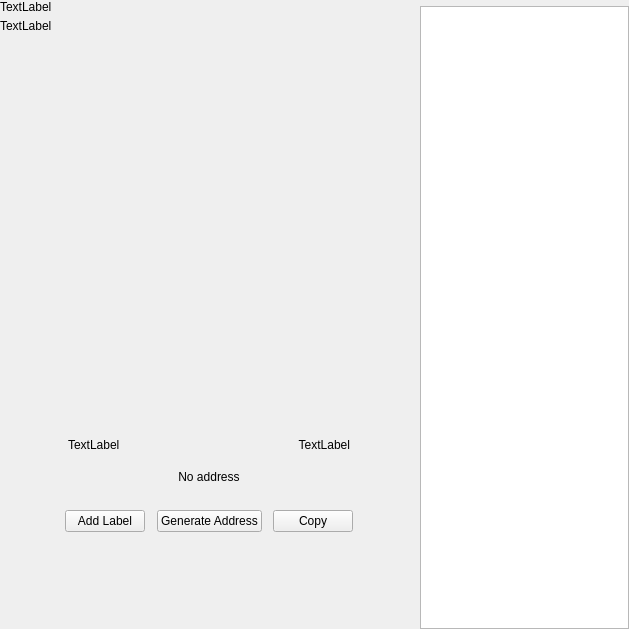
Before: the Qt Designer form src/qt/castle/forms/receivewidget.ui in growaleaf/CastleMN, drawn with Qt 5.
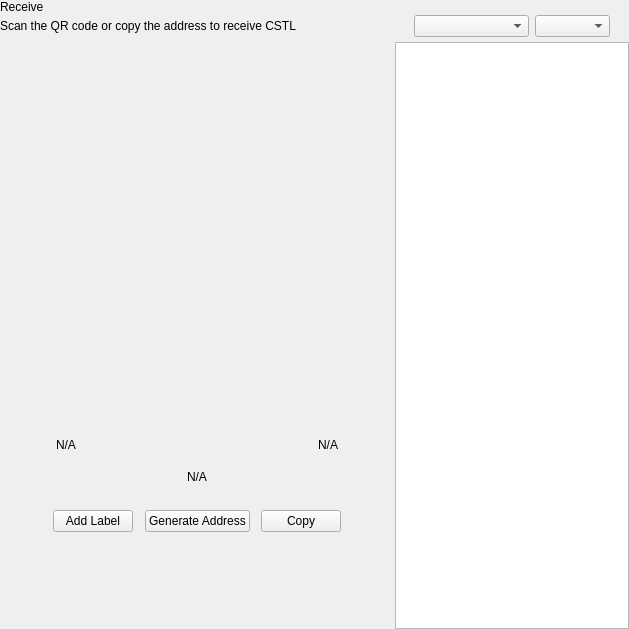
After: the same form once the commit is applied. Custom widgets are drawn as their Qt base class.

Diff of the .ui file:
```diff
--- a/src/qt/castle/forms/receivewidget.ui
+++ b/src/qt/castle/forms/receivewidget.ui
@@ -71,14 +71,14 @@
             <item>
              <widget class="QLabel" name="labelTitle">
               <property name="text">
-               <string>TextLabel</string>
+               <string>Receive</string>
               </property>
              </widget>
             </item>
             <item alignment="Qt::AlignTop">
              <widget class="QLabel" name="labelSubtitle1">
               <property name="text">
-               <string>TextLabel</string>
+               <string>Scan the QR code or copy the address to receive CSTL</string>
               </property>
              </widget>
             </item>
@@ -190,7 +190,7 @@
               <item>
                <widget class="QLabel" name="labelLabel">
                 <property name="text">
-                 <string>TextLabel</string>
+                 <string notr="true">N/A</string>
                 </property>
                </widget>
               </item>
@@ -210,7 +210,7 @@
               <item>
                <widget class="QLabel" name="labelDate">
                 <property name="text">
-                 <string>TextLabel</string>
+                 <string notr="true">N/A</string>
                 </property>
                 <property name="alignment">
                  <set>Qt::AlignRight|Qt::AlignTrailing|Qt::AlignVCenter</set>
@@ -235,7 +235,7 @@
               </size>
              </property>
              <property name="text">
-              <string>No address</string>
+              <string notr="true">N/A</string>
              </property>
              <property name="alignment">
               <set>Qt::AlignCenter</set>
@@ -384,6 +384,66 @@
           </item>
          </layout>
         </item>
+        <item>
+         <widget class="QWidget" name="sortWidget" native="true">
+          <layout class="QHBoxLayout" name="horizontalLayout_6">
+           <property name="leftMargin">
+            <number>19</number>
+           </property>
+           <property name="rightMargin">
+            <number>19</number>
+           </property>
+           <property name="bottomMargin">
+            <number>5</number>
+           </property>
+           <item>
+            <spacer name="horizontalSpacer_3">
+             <property name="orientation">
+              <enum>Qt::Horizontal</enum>
+             </property>
+             <property name="sizeHint" stdset="0">
+              <size>
+               <width>40</width>
+               <height>20</height>
+              </size>
+             </property>
+            </spacer>
+           </item>
+           <item>
+            <widget class="QComboBox" name="comboBoxSort">
+             <property name="sizePolicy">
+              <sizepolicy hsizetype="Preferred" vsizetype="Fixed">
+               <horstretch>0</horstretch>
+               <verstretch>0</verstretch>
+              </sizepolicy>
+             </property>
+             <property name="minimumSize">
+              <size>
+               <width>115</width>
+               <height>0</height>
+              </size>
+             </property>
+            </widget>
+           </item>
+           <item>
+            <widget class="QComboBox" name="comboBoxSortOrder">
+             <property name="sizePolicy">
+              <sizepolicy hsizetype="Preferred" vsizetype="Fixed">
+               <horstretch>0</horstretch>
+               <verstretch>0</verstretch>
+              </sizepolicy>
+             </property>
+             <property name="minimumSize">
+              <size>
+               <width>75</width>
+               <height>0</height>
+              </size>
+             </property>
+            </widget>
+           </item>
+          </layout>
+         </widget>
+        </item>
         <item>
          <widget class="QListView" name="listViewAddress"/>
         </item>
```
